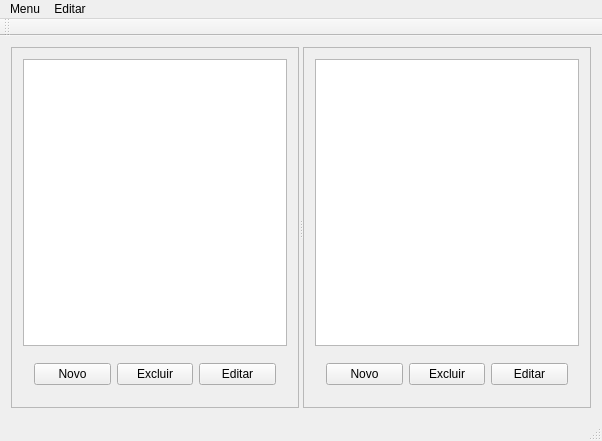
First picture: the form in SisCompra/mainwindow.ui, repository saraivaufc/ListaDeCompras, before the edit.
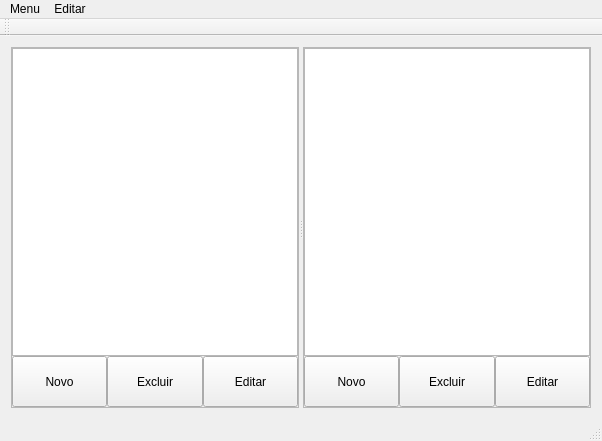
Second picture: the form after the edit.

Diff of the .ui file:
```diff
--- a/SisCompra/mainwindow.ui
+++ b/SisCompra/mainwindow.ui
@@ -34,20 +34,80 @@
         <enum>QFrame::Raised</enum>
        </property>
        <layout class="QVBoxLayout" name="verticalLayout_5">
+        <property name="spacing">
+         <number>0</number>
+        </property>
+        <property name="leftMargin">
+         <number>0</number>
+        </property>
+        <property name="topMargin">
+         <number>0</number>
+        </property>
+        <property name="rightMargin">
+         <number>0</number>
+        </property>
+        <property name="bottomMargin">
+         <number>0</number>
+        </property>
         <item>
-         <layout class="QVBoxLayout" name="verticalLayout_3">
+         <layout class="QVBoxLayout" name="verticalLayout_3" stretch="6,1">
+          <property name="spacing">
+           <number>0</number>
+          </property>
+          <property name="leftMargin">
+           <number>0</number>
+          </property>
+          <property name="topMargin">
+           <number>0</number>
+          </property>
+          <property name="rightMargin">
+           <number>0</number>
+          </property>
+          <property name="bottomMargin">
+           <number>0</number>
+          </property>
           <item>
            <widget class="QTreeView" name="treeViewCompras"/>
           </item>
           <item>
            <widget class="QWidget" name="widgetCompra" native="true">
             <layout class="QVBoxLayout" name="verticalLayout">
+             <property name="spacing">
+              <number>0</number>
+             </property>
+             <property name="leftMargin">
+              <number>0</number>
+             </property>
+             <property name="topMargin">
+              <number>0</number>
+             </property>
+             <property name="rightMargin">
+              <number>0</number>
+             </property>
+             <property name="bottomMargin">
+              <number>0</number>
+             </property>
              <item>
               <layout class="QHBoxLayout" name="horizontalLayout">
+               <property name="spacing">
+                <number>0</number>
+               </property>
+               <property name="leftMargin">
+                <number>0</number>
+               </property>
+               <property name="topMargin">
+                <number>0</number>
+               </property>
+               <property name="rightMargin">
+                <number>0</number>
+               </property>
+               <property name="bottomMargin">
+                <number>0</number>
+               </property>
                <item>
                 <widget class="QPushButton" name="adicionarCompra">
                  <property name="sizePolicy">
-                  <sizepolicy hsizetype="Ignored" vsizetype="Preferred">
+                  <sizepolicy hsizetype="Expanding" vsizetype="Expanding">
                    <horstretch>0</horstretch>
                    <verstretch>0</verstretch>
                   </sizepolicy>
@@ -60,7 +120,7 @@
                <item>
                 <widget class="QPushButton" name="excluirCompra">
                  <property name="sizePolicy">
-                  <sizepolicy hsizetype="Ignored" vsizetype="Preferred">
+                  <sizepolicy hsizetype="Expanding" vsizetype="Expanding">
                    <horstretch>0</horstretch>
                    <verstretch>0</verstretch>
                   </sizepolicy>
@@ -73,7 +133,7 @@
                <item>
                 <widget class="QPushButton" name="editarCompra">
                  <property name="sizePolicy">
-                  <sizepolicy hsizetype="Ignored" vsizetype="Preferred">
+                  <sizepolicy hsizetype="Expanding" vsizetype="Expanding">
                    <horstretch>0</horstretch>
                    <verstretch>0</verstretch>
                   </sizepolicy>
@@ -100,18 +160,63 @@
         <enum>QFrame::Raised</enum>
        </property>
        <layout class="QVBoxLayout" name="verticalLayout_4">
+        <property name="spacing">
+         <number>0</number>
+        </property>
+        <property name="leftMargin">
+         <number>0</number>
+        </property>
+        <property name="topMargin">
+         <number>0</number>
+        </property>
+        <property name="rightMargin">
+         <number>0</number>
+        </property>
+        <property name="bottomMargin">
+         <number>0</number>
+        </property>
         <item>
-         <layout class="QVBoxLayout" name="verticalLayout_2">
+         <layout class="QVBoxLayout" name="verticalLayout_2" stretch="6,1">
+          <property name="spacing">
+           <number>0</number>
+          </property>
+          <property name="leftMargin">
+           <number>0</number>
+          </property>
+          <property name="topMargin">
+           <number>0</number>
+          </property>
+          <property name="rightMargin">
+           <number>0</number>
+          </property>
+          <property name="bottomMargin">
+           <number>0</number>
+          </property>
           <item>
            <widget class="QTreeView" name="treeViewProdutos"/>
           </item>
           <item>
            <widget class="QWidget" name="widgetProduto" native="true">
             <layout class="QHBoxLayout" name="horizontalLayout_2">
+             <property name="spacing">
+              <number>0</number>
+             </property>
+             <property name="leftMargin">
+              <number>0</number>
+             </property>
+             <property name="topMargin">
+              <number>0</number>
+             </property>
+             <property name="rightMargin">
+              <number>0</number>
+             </property>
+             <property name="bottomMargin">
+              <number>0</number>
+             </property>
              <item>
               <widget class="QPushButton" name="adicionarProduto">
                <property name="sizePolicy">
-                <sizepolicy hsizetype="Ignored" vsizetype="Preferred">
+                <sizepolicy hsizetype="Expanding" vsizetype="Expanding">
                  <horstretch>0</horstretch>
                  <verstretch>0</verstretch>
                 </sizepolicy>
@@ -124,7 +229,7 @@
              <item>
               <widget class="QPushButton" name="excluirProduto">
                <property name="sizePolicy">
-                <sizepolicy hsizetype="Ignored" vsizetype="Preferred">
+                <sizepolicy hsizetype="Expanding" vsizetype="Expanding">
                  <horstretch>0</horstretch>
                  <verstretch>0</verstretch>
                 </sizepolicy>
@@ -137,7 +242,7 @@
              <item>
               <widget class="QPushButton" name="editarProduto">
                <property name="sizePolicy">
-                <sizepolicy hsizetype="Ignored" vsizetype="Preferred">
+                <sizepolicy hsizetype="Expanding" vsizetype="Expanding">
                  <horstretch>0</horstretch>
                  <verstretch>0</verstretch>
                 </sizepolicy>
```
Left out of the diff: 2 changed lines with no effect on the pictures.
